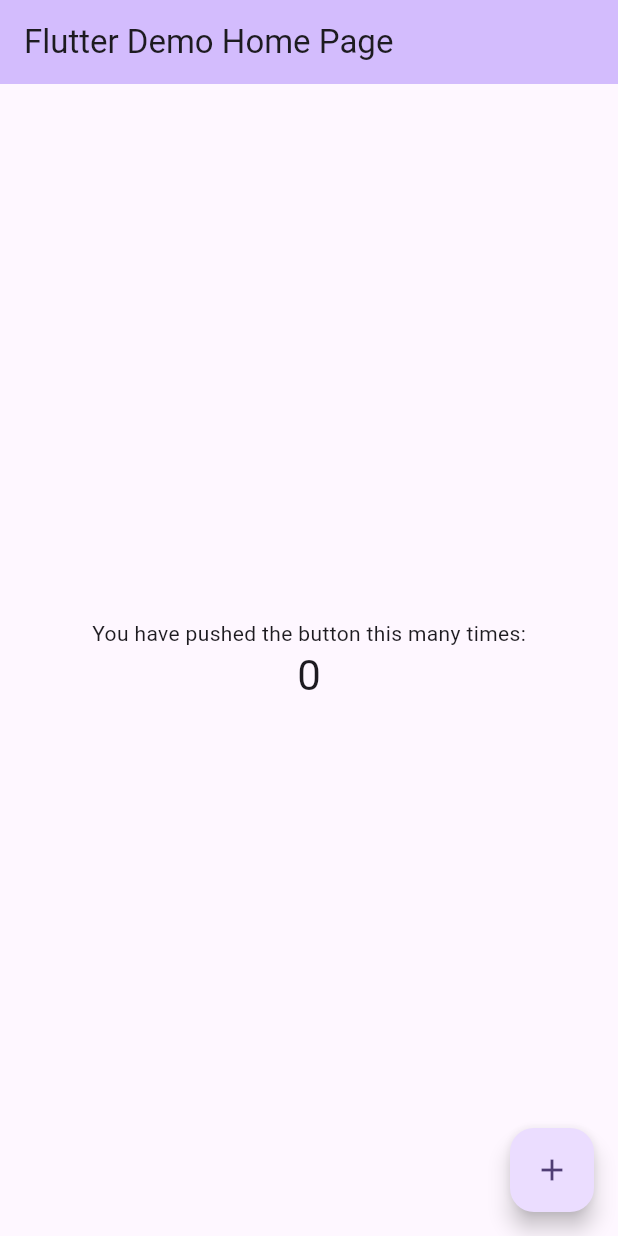
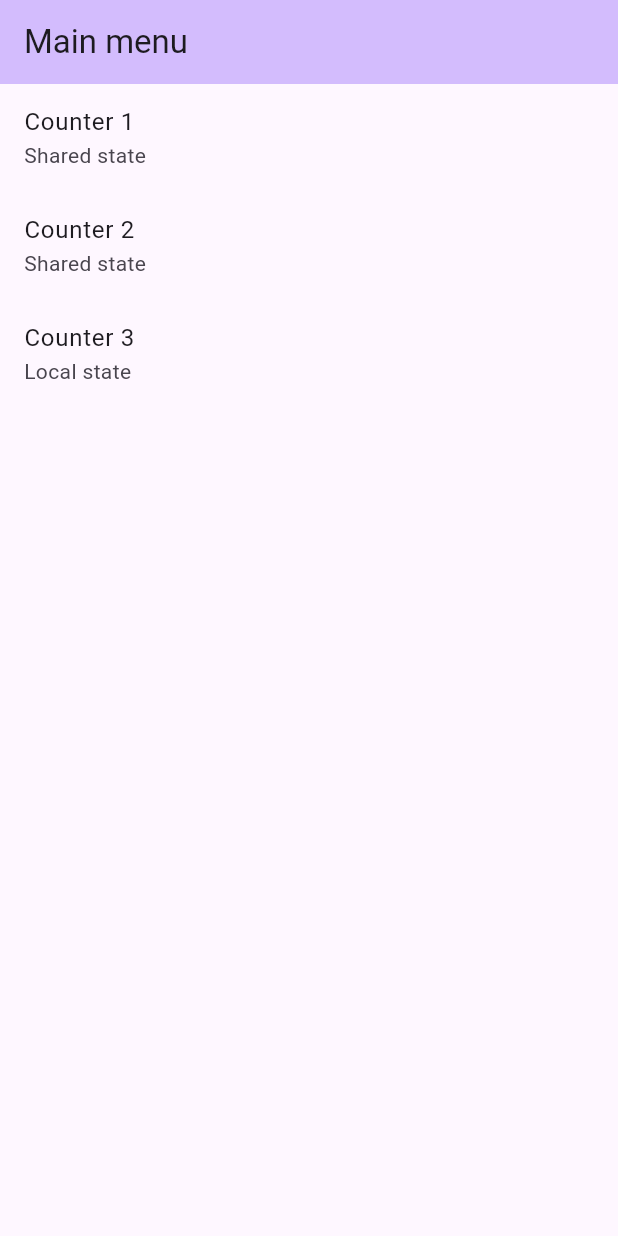
Before and after one commit to jsroest/signal_state_provider, a Flutter app: the screen it shows after launch, on a phone screen of 412 x 824 dp. Run offline on Flutter 3.47's test engine with Material 3 defaults, Android fonts, the phone set to English and light mode, and no system bars; our stand-ins replace signals.

Commit message:
Add samples using shared state and local state

````diff
--- /dev/null
+++ b/lib/counter_page.dart
@@ -0,0 +1,42 @@
+import 'package:flutter/material.dart';
+import 'package:poc/counter_state.dart';
+import 'package:poc/state_widget.dart';
+import 'package:signals/signals_flutter.dart';
+
+class CounterPage extends StatelessWidget {
+  const CounterPage({super.key, required this.title});
+
+  final String title;
+
+  @override
+  Widget build(BuildContext context) {
+    final counterState = StateWidget.of<CounterState>(context);
+    return Scaffold(
+      appBar: AppBar(
+        backgroundColor: Theme.of(context).colorScheme.inversePrimary,
+        title: Text(title),
+      ),
+      body: Center(
+        child: Column(
+          mainAxisAlignment: MainAxisAlignment.center,
+          children: <Widget>[
+            const Text(
+              'You have pushed the button this many times:',
+            ),
+            Watch(
+              (context) => Text(
+                '${counterState.counter}',
+                style: Theme.of(context).textTheme.headlineMedium,
+              ),
+            ),
+          ],
+        ),
+      ),
+      floatingActionButton: FloatingActionButton(
+        onPressed: () => counterState.counter.value++,
+        tooltip: 'Increment',
+        child: const Icon(Icons.add),
+      ), // This trailing comma makes auto-formatting nicer for build methods.
+    );
+  }
+}
--- a/lib/counter_state.dart
+++ b/lib/counter_state.dart
@@ -1,8 +1,12 @@
 import 'package:signals/signals.dart';
 
 class CounterState {
-  final counter = Signal(
-    0,
-    debugLabel: 'counter',
-  );
+  CounterState({String? debugLabel}) {
+    counter = Signal(
+      0,
+      debugLabel: debugLabel,
+    );
+  }
+
+  late final Signal counter;
 }
--- a/lib/main.dart
+++ b/lib/main.dart
@@ -1,7 +1,7 @@
 import 'package:flutter/material.dart';
 import 'package:poc/counter_state.dart';
+import 'package:poc/main_menu.dart';
 import 'package:poc/state_widget.dart';
-import 'package:signals/signals_flutter.dart';
 
 void main() {
   runApp(const MyApp());
@@ -12,56 +12,16 @@ class MyApp extends StatelessWidget {
 
   @override
   Widget build(BuildContext context) {
-    return MaterialApp(
-      title: 'Flutter Demo',
-      theme: ThemeData(
-        colorScheme: ColorScheme.fromSeed(seedColor: Colors.deepPurple),
-        useMaterial3: true,
+    return StateWidget(
+      create: () => CounterState(debugLabel: 'Shared counter state'),
+      builder: (context) => MaterialApp(
+        title: 'Flutter Demo',
+        theme: ThemeData(
+          colorScheme: ColorScheme.fromSeed(seedColor: Colors.deepPurple),
+          useMaterial3: true,
+        ),
+        home: const MainMenu(),
       ),
-      home: const MyHomePage(title: 'Flutter Demo Home Page'),
     );
   }
 }
-
-class MyHomePage extends StatelessWidget {
-  const MyHomePage({super.key, required this.title});
-
-  final String title;
-
-  @override
-  Widget build(BuildContext context) {
-    return StateWidget<CounterState>(
-      create: () => CounterState(),
-      builder: (context) {
-        final counterState = StateWidget.of<CounterState>(context);
-        return Scaffold(
-          appBar: AppBar(
-            backgroundColor: Theme.of(context).colorScheme.inversePrimary,
-            title: Text(title),
-          ),
-          body: Center(
-            child: Column(
-              mainAxisAlignment: MainAxisAlignment.center,
-              children: <Widget>[
-                const Text(
-                  'You have pushed the button this many times:',
-                ),
-                Watch(
-                  (context) => Text(
-                    '${counterState.counter}',
-                    style: Theme.of(context).textTheme.headlineMedium,
-                  ),
-                ),
-              ],
-            ),
-          ),
-          floatingActionButton: FloatingActionButton(
-            onPressed: () => counterState.counter.value++,
-            tooltip: 'Increment',
-            child: const Icon(Icons.add),
-          ), // This trailing comma makes auto-formatting nicer for build methods.
-        );
-      },
-    );
-  }
-}
--- /dev/null
+++ b/lib/main_menu.dart
@@ -0,0 +1,57 @@
+import 'package:flutter/material.dart';
+import 'package:poc/counter_page.dart';
+import 'package:poc/counter_state.dart';
+import 'package:poc/state_widget.dart';
+
+class MainMenu extends StatelessWidget {
+  const MainMenu({super.key});
+
+  @override
+  Widget build(BuildContext context) {
+    return Scaffold(
+      appBar: AppBar(
+        backgroundColor: Theme.of(context).colorScheme.inversePrimary,
+        title: const Text('Main menu'),
+      ),
+      body: ListView(
+        children: [
+          ListTile(
+            title: const Text('Counter 1'),
+            subtitle: const Text('Shared state'),
+            onTap: () => Navigator.of(context).push(
+              MaterialPageRoute(
+                builder: (context) {
+                  return const CounterPage(title: 'Counter 1');
+                },
+              ),
+            ),
+          ),
+          ListTile(
+            title: const Text('Counter 2'),
+            subtitle: const Text('Shared state'),
+            onTap: () => Navigator.of(context).push(
+              MaterialPageRoute(
+                builder: (context) => const CounterPage(title: 'Counter 2'),
+              ),
+            ),
+          ),
+          ListTile(
+            title: const Text('Counter 3'),
+            subtitle: const Text('Local state'),
+            onTap: () => Navigator.of(context).push(
+              MaterialPageRoute(
+                builder: (context) => StateWidget(
+                    create: () =>
+                        CounterState(debugLabel: 'Local counter state'),
+                    builder: (context) {
+                      return const CounterPage(
+                          title: 'Counter 3, with local state');
+                    }),
+              ),
+            ),
+          )
+        ],
+      ),
+    );
+  }
+}
--- a/lib/state_widget.dart
+++ b/lib/state_widget.dart
@@ -2,8 +2,22 @@ import 'package:flutter/material.dart';
 
 /// A widget for storing state.
 ///
-/// The intended use case is to store Signals, Effects and other widgets from
-/// the Signals package.
+/// The primary purpose of this widget is to provide a convenient way to store
+/// and access state objects, such as Signals and Effects from the Signals
+/// package, within a Flutter app.
+///
+/// Example usage:
+///
+/// ```dart
+/// StateWidget<MyStateClass>(
+///   create: () => MyStateClass(),
+///   builder: (context) {
+///     // Access state object using StateWidget.of<MyStateClass>(context)
+///     final state = StateWidget.of<MyStateClass>(context);
+///     return ...
+///   },
+/// )
+/// ```
 class StateWidget<T> extends StatefulWidget {
   const StateWidget({
     super.key,
@@ -11,23 +25,31 @@ class StateWidget<T> extends StatefulWidget {
     required this.builder,
   });
 
-  /// Create a state object
+  /// Creates a state object.
   ///
-  /// This function is called once during the lifecycle of the StateWidget
+  /// This function is called once during the lifecycle of the [StateWidget] to
+  /// create the initial state object.
   final T Function() create;
 
-  /// Builder method for the child widgets
+  /// Builds the child widgets using the state object.
   ///
-  /// The StateWidget will be accessible in the context used by the builder.
-  /// https://api.flutter.dev/flutter/widgets/Builder-class.html
+  /// The [StateWidget] will be accessible in the context used by this builder.
+  /// See [Builder] for more details.
   final WidgetBuilder builder;
 
-  /// Use this method to access the state object
+  /// Retrieves the state object from the current context.
   ///
-  /// Use StateWidget.of<T> where ever you want to access properties in the state object
+  /// Use this method to access the state object created by the [StateWidget]
+  /// from anywhere in the widget tree.
+  ///
+  /// Example:
+  ///
+  /// ```dart
+  /// final state = StateWidget.of<MyStateClass>(context);
+  /// ```
   static T of<T>(BuildContext context) {
     return context
-        .findAncestorWidgetOfExactType<_StateInheritedWidget<T>>()!
+        .getInheritedWidgetOfExactType<_StateInheritedWidget<T>>()!
         .state;
   }
 
@@ -36,26 +58,17 @@ class StateWidget<T> extends StatefulWidget {
   State<StateWidget> createState() => _StateWidgetState<T>();
 }
 
-/// Private state class
 class _StateWidgetState<T> extends State<StateWidget> {
-  /// The state variable that holds the state in this StatefulWidget
+  /// The state object created by the [StateWidget].
   late final T state;
 
-  /// The default initState method that every StatefulWidget needs.
-  ///
-  /// This method is called only once during the lifetime of a StatefulWidget
   @override
   void initState() {
-    // Call super as requested in the documentation of the base class
     super.initState();
-    // Call the user supplied method to create a state object.
+    // Create the initial state object using the provided create function.
     state = widget.create();
   }
 
-  /// This method creates an InheritedWidget with a Builder as child.
-  ///
-  /// This Builder widget ensures that the InheritedWidget is in the context
-  /// supplied to the builder method.
   @override
   Widget build(BuildContext context) {
     return _StateInheritedWidget<T>(
@@ -67,7 +80,10 @@ class _StateWidgetState<T> extends State<StateWidget> {
   }
 }
 
-/// This inherited widget has an accessible state property of type T
+/// An [InheritedWidget] that provides access to the state object.
+///
+/// This widget is used internally by [StateWidget] to make the state object
+/// accessible throughout the widget tree using [StateWidget.of<T>].
 class _StateInheritedWidget<T> extends InheritedWidget {
   const _StateInheritedWidget({
     super.key,
@@ -75,11 +91,11 @@ class _StateInheritedWidget<T> extends InheritedWidget {
     required super.child,
   });
 
-  /// The state object that is created by [stateWidget]
+  /// The state object created by [StateWidget].
   final T state;
 
-  /// There will be never a need to notify the children to rebuild, because
-  /// that is the responsibility of the classes in the Signals package.
+  /// No need to notify children when the state object changes, as
+  /// this is handled by the classes in the Signals package.
   @override
   bool updateShouldNotify(covariant InheritedWidget oldWidget) => false;
 }
````
